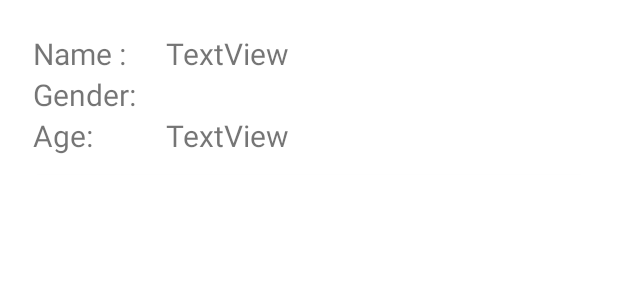
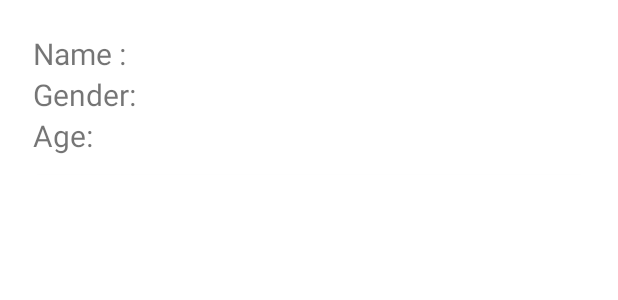
Before and after one commit to rajarshi-ray29/Fitness-App, an Android app: the layout item.xml on its own in the app's theme, with its tools: preview values and no code run, on a phone screen of 412 x 824 dp. Shown: the top 300 px of the screen. Run offline under Robolectric (Android 15) with nearby library versions, the phone set to English and light mode, and no system bars.

Commit message:
Commit final

```diff
--- a/app/src/main/res/layout/item.xml
+++ b/app/src/main/res/layout/item.xml
@@ -22,10 +22,6 @@
             android:layout_height="match_parent">
 
 
-
-
-
-
             <TableRow>
                 <TextView
                     android:id="@+id/textView1"
@@ -39,8 +35,7 @@
                 android:layout_width="wrap_content"
                 android:layout_height="wrap_content"
                 android:layout_marginLeft="20dp"
-                android:textSize="20sp"
-                android:text="TextView" />
+                android:textSize="20sp"/>
             </TableRow>
 
 
@@ -61,33 +56,23 @@
                     android:layout_height="wrap_content"
                     android:textSize="20sp" />
 
-
-
-
-
             </TableRow>
 
+            <TableRow>
 
-
-
-
-            <TableRow>
                 <TextView
                     android:id="@+id/textView3"
                     android:layout_width="wrap_content"
                     android:layout_height="wrap_content"
                     android:text="Age:"
-            android:textSize="20sp"
-            />
+                    android:textSize="20sp" />
 
                 <TextView
                     android:id="@+id/age"
                     android:layout_marginLeft="20dp"
                     android:layout_width="wrap_content"
                     android:layout_height="wrap_content"
-            android:text="TextView"
-            android:textSize="20sp"
-             />
+                    android:textSize="20sp"/>
 
             </TableRow>
 
```
Lines whose indentation alone changed are shown as unchanged.
